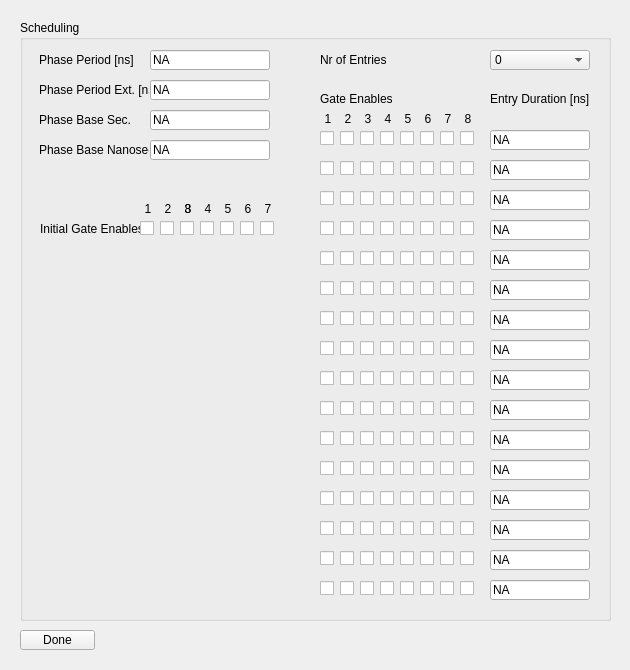
Qt form UCM/Library/UniversalConfigurationManager/RedTsnTab/Ucm_RedTsnSchedulingScreen.ui (NetTimeLogic/UniversalConfigurationManager) before a commit.
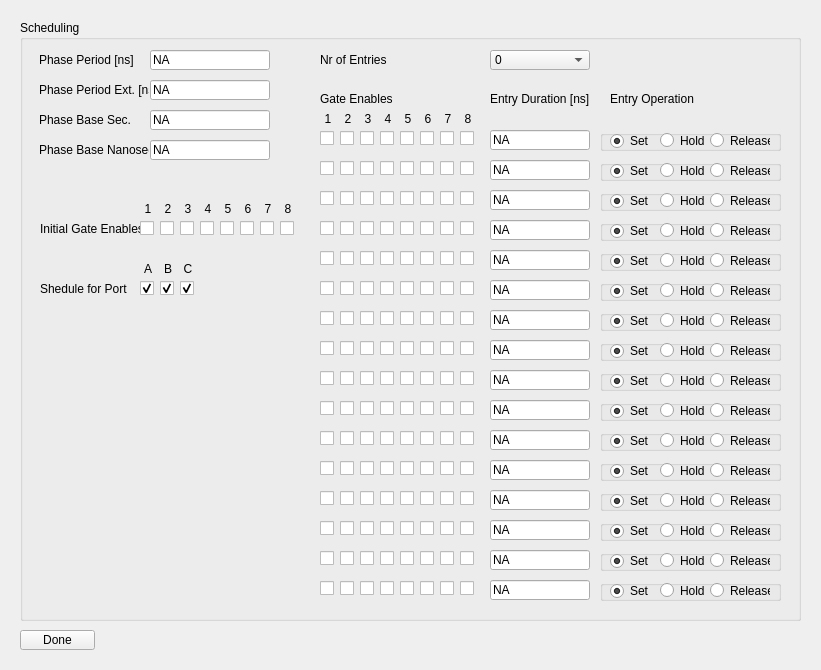
The same form after that commit.

Patch:
```diff
--- a/UCM/Library/UniversalConfigurationManager/RedTsnTab/Ucm_RedTsnSchedulingScreen.ui
+++ b/UCM/Library/UniversalConfigurationManager/RedTsnTab/Ucm_RedTsnSchedulingScreen.ui
@@ -6,7 +6,7 @@
    <rect>
     <x>0</x>
     <y>0</y>
-    <width>630</width>
+    <width>821</width>
     <height>670</height>
    </rect>
   </property>
@@ -27,10 +27,13 @@
     <rect>
      <x>20</x>
      <y>20</y>
-     <width>591</width>
+     <width>781</width>
      <height>601</height>
     </rect>
    </property>
+   <property name="autoFillBackground">
+    <bool>false</bool>
+   </property>
    <property name="title">
     <string>Scheduling</string>
    </property>
@@ -2350,7 +2353,7 @@
    <widget class="QCheckBox" name="RedTsnPhaseInitialP8CheckBox">
     <property name="geometry">
      <rect>
-      <x>160</x>
+      <x>260</x>
       <y>200</y>
       <width>16</width>
       <height>17</height>
@@ -2376,7 +2379,7 @@
    <widget class="QLabel" name="RedTsnPhaseInitialP8Label">
     <property name="geometry">
      <rect>
-      <x>160</x>
+      <x>260</x>
       <y>180</y>
       <width>16</width>
       <height>17</height>
@@ -2534,6 +2537,1088 @@
      <string>NA</string>
     </property>
    </widget>
+   <widget class="QGroupBox" name="RedTsnPhaseEntryOperationGroup_0">
+    <property name="geometry">
+     <rect>
+      <x>580</x>
+      <y>110</y>
+      <width>181</width>
+      <height>21</height>
+     </rect>
+    </property>
+    <property name="font">
+     <font>
+      <kerning>true</kerning>
+     </font>
+    </property>
+    <property name="title">
+     <string/>
+    </property>
+    <widget class="QRadioButton" name="RedTsnPhaseEntryReleaseRadioButton_0">
+     <property name="geometry">
+      <rect>
+       <x>110</x>
+       <y>2</y>
+       <width>60</width>
+       <height>17</height>
+      </rect>
+     </property>
+     <property name="text">
+      <string>Release</string>
+     </property>
+    </widget>
+    <widget class="QRadioButton" name="RedTsnPhaseEntrySetRadioButton_0">
+     <property name="geometry">
+      <rect>
+       <x>10</x>
+       <y>2</y>
+       <width>50</width>
+       <height>18</height>
+      </rect>
+     </property>
+     <property name="text">
+      <string>Set</string>
+     </property>
+     <property name="checked">
+      <bool>true</bool>
+     </property>
+    </widget>
+    <widget class="QRadioButton" name="RedTsnPhaseEntryHoldRadioButton_0">
+     <property name="geometry">
+      <rect>
+       <x>60</x>
+       <y>2</y>
+       <width>50</width>
+       <height>17</height>
+      </rect>
+     </property>
+     <property name="text">
+      <string>Hold</string>
+     </property>
+    </widget>
+   </widget>
+   <widget class="QGroupBox" name="RedTsnPhaseEntryOperationGroup_1">
+    <property name="geometry">
+     <rect>
+      <x>580</x>
+      <y>140</y>
+      <width>181</width>
+      <height>21</height>
+     </rect>
+    </property>
+    <property name="font">
+     <font>
+      <kerning>true</kerning>
+     </font>
+    </property>
+    <property name="title">
+     <string/>
+    </property>
+    <widget class="QRadioButton" name="RedTsnPhaseEntryReleaseRadioButton_1">
+     <property name="geometry">
+      <rect>
+       <x>110</x>
+       <y>2</y>
+       <width>60</width>
+       <height>17</height>
+      </rect>
+     </property>
+     <property name="text">
+      <string>Release</string>
+     </property>
+    </widget>
+    <widget class="QRadioButton" name="RedTsnPhaseEntrySetRadioButton_1">
+     <property name="geometry">
+      <rect>
+       <x>10</x>
+       <y>2</y>
+       <width>50</width>
+       <height>18</height>
+      </rect>
+     </property>
+     <property name="text">
+      <string>Set</string>
+     </property>
+     <property name="checked">
+      <bool>true</bool>
+     </property>
+    </widget>
+    <widget class="QRadioButton" name="RedTsnPhaseEntryHoldRadioButton_1">
+     <property name="geometry">
+      <rect>
+       <x>60</x>
+       <y>2</y>
+       <width>50</width>
+       <height>17</height>
+      </rect>
+     </property>
+     <property name="text">
+      <string>Hold</string>
+     </property>
+    </widget>
+   </widget>
+   <widget class="QGroupBox" name="RedTsnPhaseEntryOperationGroup_2">
+    <property name="geometry">
+     <rect>
+      <x>580</x>
+      <y>170</y>
+      <width>181</width>
+      <height>21</height>
+     </rect>
+    </property>
+    <property name="font">
+     <font>
+      <kerning>true</kerning>
+     </font>
+    </property>
+    <property name="title">
+     <string/>
+    </property>
+    <widget class="QRadioButton" name="RedTsnPhaseEntryReleaseRadioButton_2">
+     <property name="geometry">
+      <rect>
+       <x>110</x>
+       <y>2</y>
+       <width>60</width>
+       <height>17</height>
+      </rect>
+     </property>
+     <property name="text">
+      <string>Release</string>
+     </property>
+    </widget>
+    <widget class="QRadioButton" name="RedTsnPhaseEntrySetRadioButton_2">
+     <property name="geometry">
+      <rect>
+       <x>10</x>
+       <y>2</y>
+       <width>50</width>
+       <height>18</height>
+      </rect>
+     </property>
+     <property name="text">
+      <string>Set</string>
+     </property>
+     <property name="checked">
+      <bool>true</bool>
+     </property>
+    </widget>
+    <widget class="QRadioButton" name="RedTsnPhaseEntryHoldRadioButton_2">
+     <property name="geometry">
+      <rect>
+       <x>60</x>
+       <y>2</y>
+       <width>50</width>
+       <height>17</height>
+      </rect>
+     </property>
+     <property name="text">
+      <string>Hold</string>
+     </property>
+    </widget>
+   </widget>
+   <widget class="QGroupBox" name="RedTsnPhaseEntryOperationGroup_3">
+    <property name="geometry">
+     <rect>
+      <x>580</x>
+      <y>200</y>
+      <width>181</width>
+      <height>21</height>
+     </rect>
+    </property>
+    <property name="font">
+     <font>
+      <kerning>true</kerning>
+     </font>
+    </property>
+    <property name="title">
+     <string/>
+    </property>
+    <widget class="QRadioButton" name="RedTsnPhaseEntryReleaseRadioButton_3">
+     <property name="geometry">
+      <rect>
+       <x>110</x>
+       <y>2</y>
+       <width>60</width>
+       <height>17</height>
+      </rect>
+     </property>
+     <property name="text">
+      <string>Release</string>
+     </property>
+    </widget>
+    <widget class="QRadioButton" name="RedTsnPhaseEntrySetRadioButton_3">
+     <property name="geometry">
+      <rect>
+       <x>10</x>
+       <y>2</y>
+       <width>50</width>
+       <height>18</height>
+      </rect>
+     </property>
+     <property name="text">
+      <string>Set</string>
+     </property>
+     <property name="checked">
+      <bool>true</bool>
+     </property>
+    </widget>
+    <widget class="QRadioButton" name="RedTsnPhaseEntryHoldRadioButton_3">
+     <property name="geometry">
+      <rect>
+       <x>60</x>
+       <y>2</y>
+       <width>50</width>
+       <height>17</height>
+      </rect>
+     </property>
+     <property name="text">
+      <string>Hold</string>
+     </property>
+    </widget>
+   </widget>
+   <widget class="QGroupBox" name="RedTsnPhaseEntryOperationGroup_4">
+    <property name="geometry">
+     <rect>
+      <x>580</x>
+      <y>230</y>
+      <width>181</width>
+      <height>21</height>
+     </rect>
+    </property>
+    <property name="font">
+     <font>
+      <kerning>true</kerning>
+     </font>
+    </property>
+    <property name="title">
+     <string/>
+    </property>
+    <widget class="QRadioButton" name="RedTsnPhaseEntryReleaseRadioButton_4">
+     <property name="geometry">
+      <rect>
+       <x>110</x>
+       <y>2</y>
+       <width>60</width>
+       <height>17</height>
+      </rect>
+     </property>
+     <property name="text">
+      <string>Release</string>
+     </property>
+    </widget>
+    <widget class="QRadioButton" name="RedTsnPhaseEntrySetRadioButton_4">
+     <property name="geometry">
+      <rect>
+       <x>10</x>
+       <y>2</y>
+       <width>50</width>
+       <height>18</height>
+      </rect>
+     </property>
+     <property name="text">
+      <string>Set</string>
+     </property>
+     <property name="checked">
+      <bool>true</bool>
+     </property>
+    </widget>
+    <widget class="QRadioButton" name="RedTsnPhaseEntryHoldRadioButton_4">
+     <property name="geometry">
+      <rect>
+       <x>60</x>
+       <y>2</y>
+       <width>50</width>
+       <height>17</height>
+      </rect>
+     </property>
+     <property name="text">
+      <string>Hold</string>
+     </property>
+    </widget>
+   </widget>
+   <widget class="QGroupBox" name="RedTsnPhaseEntryOperationGroup_5">
+    <property name="geometry">
+     <rect>
+      <x>580</x>
+      <y>260</y>
+      <width>181</width>
+      <height>21</height>
+     </rect>
+    </property>
+    <property name="font">
+     <font>
+      <kerning>true</kerning>
+     </font>
+    </property>
+    <property name="title">
+     <string/>
+    </property>
+    <widget class="QRadioButton" name="RedTsnPhaseEntryReleaseRadioButton_5">
+     <property name="geometry">
+      <rect>
+       <x>110</x>
+       <y>2</y>
+       <width>60</width>
+       <height>17</height>
+      </rect>
+     </property>
+     <property name="text">
+      <string>Release</string>
+     </property>
+    </widget>
+    <widget class="QRadioButton" name="RedTsnPhaseEntrySetRadioButton_5">
+     <property name="geometry">
+      <rect>
+       <x>10</x>
+       <y>2</y>
+       <width>50</width>
+       <height>18</height>
+      </rect>
+     </property>
+     <property name="text">
+      <string>Set</string>
+     </property>
+     <property name="checked">
+      <bool>true</bool>
+     </property>
+    </widget>
+    <widget class="QRadioButton" name="RedTsnPhaseEntryHoldRadioButton_5">
+     <property name="geometry">
+      <rect>
+       <x>60</x>
+       <y>2</y>
+       <width>50</width>
+       <height>17</height>
+      </rect>
+     </property>
+     <property name="text">
+      <string>Hold</string>
+     </property>
+    </widget>
+   </widget>
+   <widget class="QGroupBox" name="RedTsnPhaseEntryOperationGroup_6">
+    <property name="geometry">
+     <rect>
+      <x>580</x>
+      <y>290</y>
+      <width>181</width>
+      <height>21</height>
+     </rect>
+    </property>
+    <property name="font">
+     <font>
+      <kerning>true</kerning>
+     </font>
+    </property>
+    <property name="title">
+     <string/>
+    </property>
+    <widget class="QRadioButton" name="RedTsnPhaseEntryReleaseRadioButton_6">
+     <property name="geometry">
+      <rect>
+       <x>110</x>
+       <y>2</y>
+       <width>60</width>
+       <height>17</height>
+      </rect>
+     </property>
+     <property name="text">
+      <string>Release</string>
+     </property>
+    </widget>
+    <widget class="QRadioButton" name="RedTsnPhaseEntrySetRadioButton_6">
+     <property name="geometry">
+      <rect>
+       <x>10</x>
+       <y>2</y>
+       <width>50</width>
+       <height>18</height>
+      </rect>
+     </property>
+     <property name="text">
+      <string>Set</string>
+     </property>
+     <property name="checked">
+      <bool>true</bool>
+     </property>
+    </widget>
+    <widget class="QRadioButton" name="RedTsnPhaseEntryHoldRadioButton_6">
+     <property name="geometry">
+      <rect>
+       <x>60</x>
+       <y>2</y>
+       <width>50</width>
+       <height>17</height>
+      </rect>
+     </property>
+     <property name="text">
+      <string>Hold</string>
+     </property>
+    </widget>
+   </widget>
+   <widget class="QGroupBox" name="RedTsnPhaseEntryOperationGroup_7">
+    <property name="geometry">
+     <rect>
+      <x>580</x>
+      <y>320</y>
+      <width>181</width>
+      <height>21</height>
+     </rect>
+    </property>
+    <property name="font">
+     <font>
+      <kerning>true</kerning>
+     </font>
+    </property>
+    <property name="title">
+     <string/>
+    </property>
+    <widget class="QRadioButton" name="RedTsnPhaseEntryReleaseRadioButton_7">
+     <property name="geometry">
+      <rect>
+       <x>110</x>
+       <y>2</y>
+       <width>60</width>
+       <height>17</height>
+      </rect>
+     </property>
+     <property name="text">
+      <string>Release</string>
+     </property>
+    </widget>
+    <widget class="QRadioButton" name="RedTsnPhaseEntrySetRadioButton_7">
+     <property name="geometry">
+      <rect>
+       <x>10</x>
+       <y>2</y>
+       <width>50</width>
+       <height>18</height>
+      </rect>
+     </property>
+     <property name="text">
+      <string>Set</string>
+     </property>
+     <property name="checked">
+      <bool>true</bool>
+     </property>
+    </widget>
+    <widget class="QRadioButton" name="RedTsnPhaseEntryHoldRadioButton_7">
+     <property name="geometry">
+      <rect>
+       <x>60</x>
+       <y>2</y>
+       <width>50</width>
+       <height>17</height>
+      </rect>
+     </property>
+     <property name="text">
+      <string>Hold</string>
+     </property>
+    </widget>
+   </widget>
+   <widget class="QGroupBox" name="RedTsnPhaseEntryOperationGroup_8">
+    <property name="geometry">
+     <rect>
+      <x>580</x>
+      <y>350</y>
+      <width>181</width>
+      <height>21</height>
+     </rect>
+    </property>
+    <property name="font">
+     <font>
+      <kerning>true</kerning>
+     </font>
+    </property>
+    <property name="title">
+     <string/>
+    </property>
+    <widget class="QRadioButton" name="RedTsnPhaseEntryReleaseRadioButton_8">
+     <property name="geometry">
+      <rect>
+       <x>110</x>
+       <y>2</y>
+       <width>60</width>
+       <height>17</height>
+      </rect>
+     </property>
+     <property name="text">
+      <string>Release</string>
+     </property>
+    </widget>
+    <widget class="QRadioButton" name="RedTsnPhaseEntrySetRadioButton_8">
+     <property name="geometry">
+      <rect>
+       <x>10</x>
+       <y>2</y>
+       <width>50</width>
+       <height>18</height>
+      </rect>
+     </property>
+     <property name="text">
+      <string>Set</string>
+     </property>
+     <property name="checked">
+      <bool>true</bool>
+     </property>
+    </widget>
+    <widget class="QRadioButton" name="RedTsnPhaseEntryHoldRadioButton_8">
+     <property name="geometry">
+      <rect>
+       <x>60</x>
+       <y>2</y>
+       <width>50</width>
+       <height>17</height>
+      </rect>
+     </property>
+     <property name="text">
+      <string>Hold</string>
+     </property>
+    </widget>
+   </widget>
+   <widget class="QGroupBox" name="RedTsnPhaseEntryOperationGroup_9">
+    <property name="geometry">
+     <rect>
+      <x>580</x>
+      <y>380</y>
+      <width>181</width>
+      <height>21</height>
+     </rect>
+    </property>
+    <property name="font">
+     <font>
+      <kerning>true</kerning>
+     </font>
+    </property>
+    <property name="title">
+     <string/>
+    </property>
+    <widget class="QRadioButton" name="RedTsnPhaseEntryReleaseRadioButton_9">
+     <property name="geometry">
+      <rect>
+       <x>110</x>
+       <y>2</y>
+       <width>60</width>
+       <height>17</height>
+      </rect>
+     </property>
+     <property name="text">
+      <string>Release</string>
+     </property>
+    </widget>
+    <widget class="QRadioButton" name="RedTsnPhaseEntrySetRadioButton_9">
+     <property name="geometry">
+      <rect>
+       <x>10</x>
+       <y>2</y>
+       <width>50</width>
+       <height>18</height>
+      </rect>
+     </property>
+     <property name="text">
+      <string>Set</string>
+     </property>
+     <property name="checked">
+      <bool>true</bool>
+     </property>
+    </widget>
+    <widget class="QRadioButton" name="RedTsnPhaseEntryHoldRadioButton_9">
+     <property name="geometry">
+      <rect>
+       <x>60</x>
+       <y>2</y>
+       <width>50</width>
+       <height>17</height>
+      </rect>
+     </property>
+     <property name="text">
+      <string>Hold</string>
+     </property>
+    </widget>
+   </widget>
+   <widget class="QGroupBox" name="RedTsnPhaseEntryOperationGroup_10">
+    <property name="geometry">
+     <rect>
+      <x>580</x>
+      <y>410</y>
+      <width>181</width>
+      <height>21</height>
+     </rect>
+    </property>
+    <property name="font">
+     <font>
+      <kerning>true</kerning>
+     </font>
+    </property>
+    <property name="title">
+     <string/>
+    </property>
+    <widget class="QRadioButton" name="RedTsnPhaseEntryReleaseRadioButton_10">
+     <property name="geometry">
+      <rect>
+       <x>110</x>
+       <y>2</y>
+       <width>60</width>
+       <height>17</height>
+      </rect>
+     </property>
+     <property name="text">
+      <string>Release</string>
+     </property>
+    </widget>
+    <widget class="QRadioButton" name="RedTsnPhaseEntrySetRadioButton_10">
+     <property name="geometry">
+      <rect>
+       <x>10</x>
+       <y>2</y>
+       <width>50</width>
+       <height>18</height>
+      </rect>
+     </property>
+     <property name="text">
+      <string>Set</string>
+     </property>
+     <property name="checked">
+      <bool>true</bool>
+     </property>
+    </widget>
+    <widget class="QRadioButton" name="RedTsnPhaseEntryHoldRadioButton_10">
+     <property name="geometry">
+      <rect>
+       <x>60</x>
+       <y>2</y>
+       <width>50</width>
+       <height>17</height>
+      </rect>
+     </property>
+     <property name="text">
+      <string>Hold</string>
+     </property>
+    </widget>
+   </widget>
+   <widget class="QGroupBox" name="RedTsnPhaseEntryOperationGroup_11">
+    <property name="geometry">
+     <rect>
+      <x>580</x>
+      <y>440</y>
+      <width>181</width>
+      <height>21</height>
+     </rect>
+    </property>
+    <property name="font">
+     <font>
+      <kerning>true</kerning>
+     </font>
+    </property>
+    <property name="title">
+     <string/>
+    </property>
+    <widget class="QRadioButton" name="RedTsnPhaseEntryReleaseRadioButton_11">
+     <property name="geometry">
+      <rect>
+       <x>110</x>
+       <y>2</y>
+       <width>60</width>
+       <height>17</height>
+      </rect>
+     </property>
+     <property name="text">
+      <string>Release</string>
+     </property>
+    </widget>
+    <widget class="QRadioButton" name="RedTsnPhaseEntrySetRadioButton_11">
+     <property name="geometry">
+      <rect>
+       <x>10</x>
+       <y>2</y>
+       <width>50</width>
+       <height>18</height>
+      </rect>
+     </property>
+     <property name="text">
+      <string>Set</string>
+     </property>
+     <property name="checked">
+      <bool>true</bool>
+     </property>
+    </widget>
+    <widget class="QRadioButton" name="RedTsnPhaseEntryHoldRadioButton_11">
+     <property name="geometry">
+      <rect>
+       <x>60</x>
+       <y>2</y>
+       <width>50</width>
+       <height>17</height>
+      </rect>
+     </property>
+     <property name="text">
+      <string>Hold</string>
+     </property>
+    </widget>
+   </widget>
+   <widget class="QGroupBox" name="RedTsnPhaseEntryOperationGroup_12">
+    <property name="geometry">
+     <rect>
+      <x>580</x>
+      <y>470</y>
+      <width>181</width>
+      <height>21</height>
+     </rect>
+    </property>
+    <property name="font">
+     <font>
+      <kerning>true</kerning>
+     </font>
+    </property>
+    <property name="title">
+     <string/>
+    </property>
+    <widget class="QRadioButton" name="RedTsnPhaseEntryReleaseRadioButton_12">
+     <property name="geometry">
+      <rect>
+       <x>110</x>
+       <y>2</y>
+       <width>60</width>
+       <height>17</height>
+      </rect>
+     </property>
+     <property name="text">
+      <string>Release</string>
+     </property>
+    </widget>
+    <widget class="QRadioButton" name="RedTsnPhaseEntrySetRadioButton_12">
+     <property name="geometry">
+      <rect>
+       <x>10</x>
+       <y>2</y>
+       <width>50</width>
+       <height>18</height>
+      </rect>
+     </property>
+     <property name="text">
+      <string>Set</string>
+     </property>
+     <property name="checked">
+      <bool>true</bool>
+     </property>
+    </widget>
+    <widget class="QRadioButton" name="RedTsnPhaseEntryHoldRadioButton_12">
+     <property name="geometry">
+      <rect>
+       <x>60</x>
+       <y>2</y>
+       <width>50</width>
+       <height>17</height>
+      </rect>
+     </property>
+     <property name="text">
+      <string>Hold</string>
+     </property>
+    </widget>
+   </widget>
+   <widget class="QGroupBox" name="RedTsnPhaseEntryOperationGroup_13">
+    <property name="geometry">
+     <rect>
+      <x>580</x>
+      <y>500</y>
+      <width>181</width>
+      <height>21</height>
+     </rect>
+    </property>
+    <property name="font">
+     <font>
+      <kerning>true</kerning>
+     </font>
+    </property>
+    <property name="title">
+     <string/>
+    </property>
+    <widget class="QRadioButton" name="RedTsnPhaseEntryReleaseRadioButton_13">
+     <property name="geometry">
+      <rect>
+       <x>110</x>
+       <y>2</y>
+       <width>60</width>
+       <height>17</height>
+      </rect>
+     </property>
+     <property name="text">
+      <string>Release</string>
+     </property>
+    </widget>
+    <widget class="QRadioButton" name="RedTsnPhaseEntrySetRadioButton_13">
+     <property name="geometry">
+      <rect>
+       <x>10</x>
+       <y>2</y>
+       <width>50</width>
+       <height>18</height>
+      </rect>
+     </property>
+     <property name="text">
+      <string>Set</string>
+     </property>
+     <property name="checked">
+      <bool>true</bool>
+     </property>
+    </widget>
+    <widget class="QRadioButton" name="RedTsnPhaseEntryHoldRadioButton_13">
+     <property name="geometry">
+      <rect>
+       <x>60</x>
+       <y>2</y>
+       <width>50</width>
+       <height>17</height>
+      </rect>
+     </property>
+     <property name="text">
+      <string>Hold</string>
+     </property>
+    </widget>
+   </widget>
+   <widget class="QGroupBox" name="RedTsnPhaseEntryOperationGroup_14">
+    <property name="geometry">
+     <rect>
+      <x>580</x>
+      <y>530</y>
+      <width>181</width>
+      <height>21</height>
+     </rect>
+    </property>
+    <property name="font">
+     <font>
+      <kerning>true</kerning>
+     </font>
+    </property>
+    <property name="title">
+     <string/>
+    </property>
+    <widget class="QRadioButton" name="RedTsnPhaseEntryReleaseRadioButton_14">
+     <property name="geometry">
+      <rect>
+       <x>110</x>
+       <y>2</y>
+       <width>60</width>
+       <height>17</height>
+      </rect>
+     </property>
+     <property name="text">
+      <string>Release</string>
+     </property>
+    </widget>
+    <widget class="QRadioButton" name="RedTsnPhaseEntrySetRadioButton_14">
+     <property name="geometry">
+      <rect>
+       <x>10</x>
+       <y>2</y>
+       <width>50</width>
+       <height>18</height>
+      </rect>
+     </property>
+     <property name="text">
+      <string>Set</string>
+     </property>
+     <property name="checked">
+      <bool>true</bool>
+     </property>
+    </widget>
+    <widget class="QRadioButton" name="RedTsnPhaseEntryHoldRadioButton_14">
+     <property name="geometry">
+      <rect>
+       <x>60</x>
+       <y>2</y>
+       <width>50</width>
+       <height>17</height>
+      </rect>
+     </property>
+     <property name="text">
+      <string>Hold</string>
+     </property>
+    </widget>
+   </widget>
+   <widget class="QGroupBox" name="RedTsnPhaseEntryOperationGroup_15">
+    <property name="geometry">
+     <rect>
+      <x>580</x>
+      <y>560</y>
+      <width>181</width>
+      <height>21</height>
+     </rect>
+    </property>
+    <property name="font">
+     <font>
+      <kerning>true</kerning>
+     </font>
+    </property>
+    <property name="title">
+     <string/>
+    </property>
+    <widget class="QRadioButton" name="RedTsnPhaseEntryReleaseRadioButton_15">
+     <property name="geometry">
+      <rect>
+       <x>110</x>
+       <y>2</y>
+       <width>60</width>
+       <height>17</height>
+      </rect>
+     </property>
+     <property name="text">
+      <string>Release</string>
+     </property>
+    </widget>
+    <widget class="QRadioButton" name="RedTsnPhaseEntrySetRadioButton_15">
+     <property name="geometry">
+      <rect>
+       <x>10</x>
+       <y>2</y>
+       <width>50</width>
+       <height>18</height>
+      </rect>
+     </property>
+     <property name="text">
+      <string>Set</string>
+     </property>
+     <property name="checked">
+      <bool>true</bool>
+     </property>
+    </widget>
+    <widget class="QRadioButton" name="RedTsnPhaseEntryHoldRadioButton_15">
+     <property name="geometry">
+      <rect>
+       <x>60</x>
+       <y>2</y>
+       <width>50</width>
+       <height>17</height>
+      </rect>
+     </property>
+     <property name="text">
+      <string>Hold</string>
+     </property>
+    </widget>
+   </widget>
+   <widget class="QLabel" name="RedTsnPhaseEntryDurationLabel_2">
+    <property name="geometry">
+     <rect>
+      <x>590</x>
+      <y>70</y>
+      <width>100</width>
+      <height>17</height>
+     </rect>
+    </property>
+    <property name="text">
+     <string>Entry Operation</string>
+    </property>
+   </widget>
+   <widget class="QCheckBox" name="RedTsnPhasePortCCheckBox">
+    <property name="geometry">
+     <rect>
+      <x>160</x>
+      <y>260</y>
+      <width>16</width>
+      <height>17</height>
+     </rect>
+    </property>
+    <property name="text">
+     <string/>
+    </property>
+    <property name="checked">
+     <bool>true</bool>
+    </property>
+   </widget>
+   <widget class="QLabel" name="RedTsnPhaseIScheduleForPortLabel">
+    <property name="geometry">
+     <rect>
+      <x>20</x>
+      <y>260</y>
+      <width>100</width>
+      <height>17</height>
+     </rect>
+    </property>
+    <property name="text">
+     <string>Shedule for Port</string>
+    </property>
+   </widget>
+   <widget class="QLabel" name="RedTsnPhasePortALabel">
+    <property name="geometry">
+     <rect>
+      <x>120</x>
+      <y>240</y>
+      <width>16</width>
+      <height>17</height>
+     </rect>
+    </property>
+    <property name="text">
+     <string>A</string>
+    </property>
+    <property name="alignment">
+     <set>Qt::AlignCenter</set>
+    </property>
+   </widget>
+   <widget class="QLabel" name="RedTsnPhasePortBLabel">
+    <property name="geometry">
+     <rect>
+      <x>140</x>
+      <y>240</y>
+      <width>16</width>
+      <height>17</height>
+     </rect>
+    </property>
+    <property name="text">
+     <string>B</string>
+    </property>
+    <property name="alignment">
+     <set>Qt::AlignCenter</set>
+    </property>
+   </widget>
+   <widget class="QCheckBox" name="RedTsnPhasePortACheckBox">
+    <property name="geometry">
+     <rect>
+      <x>120</x>
+      <y>260</y>
+      <width>16</width>
+      <height>17</height>
+     </rect>
+    </property>
+    <property name="text">
+     <string/>
+    </property>
+    <property name="checked">
+     <bool>true</bool>
+    </property>
+   </widget>
+   <widget class="QCheckBox" name="RedTsnPhasePortBCheckBox">
+    <property name="geometry">
+     <rect>
+      <x>140</x>
+      <y>260</y>
+      <width>16</width>
+      <height>17</height>
+     </rect>
+    </property>
+    <property name="text">
+     <string/>
+    </property>
+    <property name="checked">
+     <bool>true</bool>
+    </property>
+   </widget>
+   <widget class="QLabel" name="RedTsnPhasePortCLabel">
+    <property name="geometry">
+     <rect>
+      <x>160</x>
+      <y>240</y>
+      <width>16</width>
+      <height>17</height>
+     </rect>
+    </property>
+    <property name="text">
+     <string>C</string>
+    </property>
+    <property name="alignment">
+     <set>Qt::AlignCenter</set>
+    </property>
+   </widget>
   </widget>
   <widget class="QPushButton" name="RedTsnDoneButton">
    <property name="geometry">
```
Left out of the diff: 2 changed lines with no effect on the pictures.
